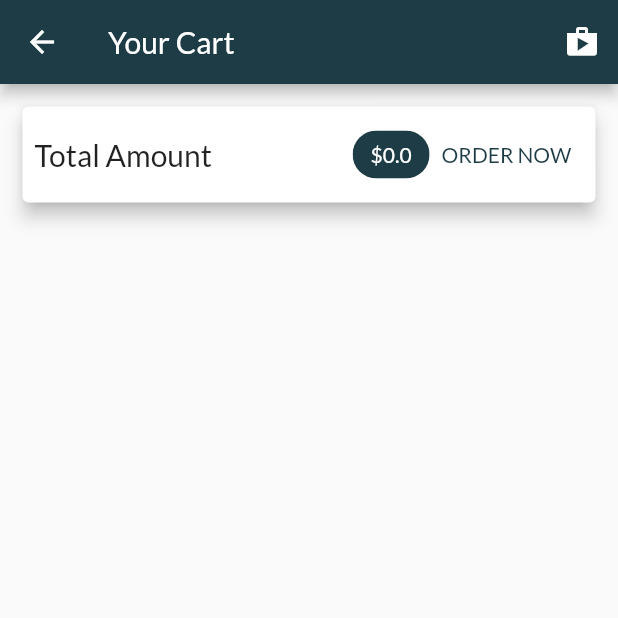
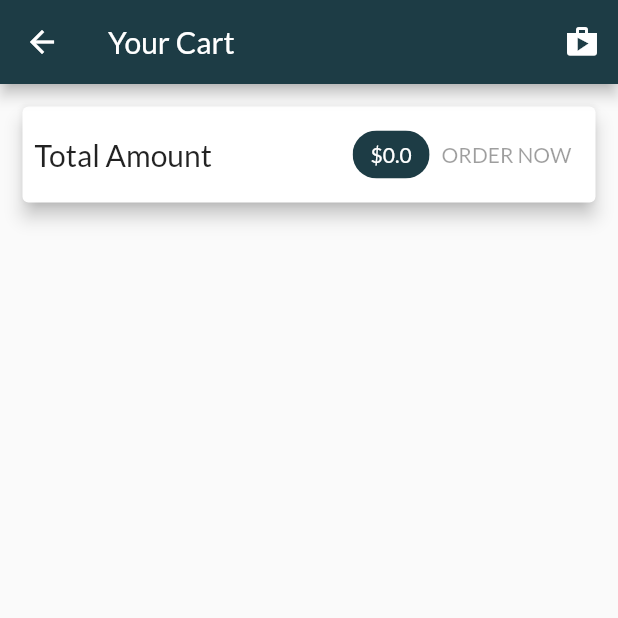
Before and after one commit to Prince7195/flutter_shop_app, a Flutter app: the CartScreen screen opened by its route, on a phone screen of 412 x 824 dp, the top half of it. Run offline on Flutter 3.47's test engine with Material 2 defaults, Android fonts, the phone set to English and light mode, and no system bars; network calls fail.

Commit message:
pushing orders to firebase

```diff
--- a/lib/provider/products.dart
+++ b/lib/provider/products.dart
@@ -52,6 +52,10 @@ class Products with ChangeNotifier {
     try {
       final res = await http.get(Uri.parse('$_baseUrl.json'));
       final extractedData = json.decode(res.body) as Map<String, dynamic>;
+      // ignore: unnecessary_null_comparison
+      if (extractedData == null) {
+        return;
+      }
       List<Product> loadedProducts = [];
       extractedData.forEach((id, prod) {
         loadedProducts.add(
--- a/lib/screens/cart_screen.dart
+++ b/lib/screens/cart_screen.dart
@@ -46,20 +46,7 @@ class CartScreen extends StatelessWidget {
                     ),
                     backgroundColor: Theme.of(context).primaryColor,
                   ),
-                  TextButton(
-                    onPressed: () {
-                      Provider.of<Orders>(context, listen: false).addOrders(
-                        cart.items.values.toList(),
-                        cart.totalAmount,
-                      );
-                      cart.clearCart();
-                      // Navigator.of(context).pushNamed(OrdersScreen.routeName);
-                    },
-                    child: Text("ORDER NOW"),
-                    style: TextButton.styleFrom(
-                      primary: Theme.of(context).primaryColor,
-                    ),
-                  ),
+                  OrderButton(cart: cart),
                 ],
               ),
             ),
@@ -88,3 +75,45 @@ class CartScreen extends StatelessWidget {
     );
   }
 }
+
+class OrderButton extends StatefulWidget {
+  const OrderButton({
+    Key? key,
+    required this.cart,
+  }) : super(key: key);
+
+  final Cart cart;
+
+  @override
+  _OrderButtonState createState() => _OrderButtonState();
+}
+
+class _OrderButtonState extends State<OrderButton> {
+  var _isLoading = false;
+
+  @override
+  Widget build(BuildContext context) {
+    return TextButton(
+      onPressed: (widget.cart.totalAmount <= 0 || _isLoading)
+          ? null
+          : () async {
+              setState(() {
+                _isLoading = true;
+              });
+              await Provider.of<Orders>(context, listen: false).addOrders(
+                widget.cart.items.values.toList(),
+                widget.cart.totalAmount,
+              );
+              setState(() {
+                _isLoading = false;
+              });
+              widget.cart.clearCart();
+              // Navigator.of(context).pushNamed(OrdersScreen.routeName);
+            },
+      child: _isLoading ? CircularProgressIndicator() : Text("ORDER NOW"),
+      style: TextButton.styleFrom(
+        primary: Theme.of(context).primaryColor,
+      ),
+    );
+  }
+}
```
Also changed, not shown: lib/provider/orders.dart (+53 -3 lines), lib/provider/product.dart (+21 -1 lines), lib/screens/orders_screen.dart (+25 -5 lines).
